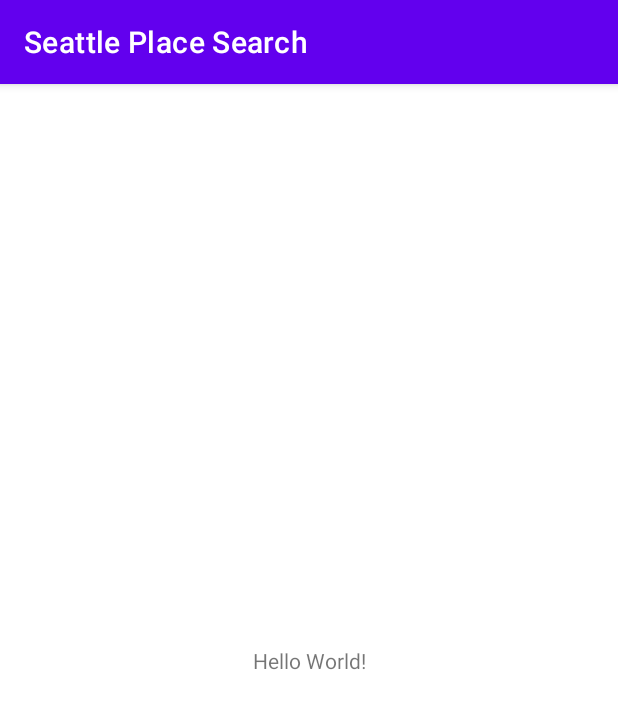
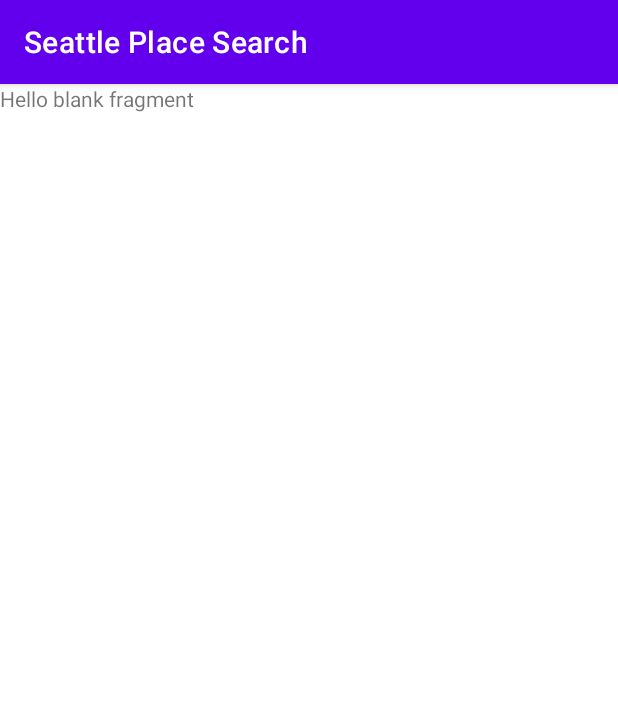
Before and after one commit to christopher-serrano/yatta-sps, an Android app: the screen it shows after launch (MainActivity), on a phone screen of 412 x 824 dp. Shown: the top 709 px of the screen. Run offline under Robolectric (Android 15) with nearby library versions, the phone set to English and light mode, and no system bars; libraries missing offline, so code that uses them is left out: com.jakewharton.threetenabp; 2 statements that could not run were skipped.

```diff
--- a/app/src/main/AndroidManifest.xml
+++ b/app/src/main/AndroidManifest.xml
@@ -3,6 +3,7 @@
     xmlns:tools="http://schemas.android.com/tools">
 
     <application
+        android:name=".SPSApplication"
         android:allowBackup="true"
         android:dataExtractionRules="@xml/data_extraction_rules"
         android:fullBackupContent="@xml/backup_rules"
--- a/app/src/main/java/yatta/serranocjm/sps/SPSApplication.kt
+++ b/app/src/main/java/yatta/serranocjm/sps/SPSApplication.kt
@@ -1,5 +1,24 @@
 package yatta.serranocjm.sps
 
 import android.app.Application
+import com.jakewharton.threetenabp.AndroidThreeTen
+import org.koin.android.ext.koin.androidContext
+import org.koin.android.ext.koin.androidLogger
+import org.koin.core.context.startKoin
+import yatta.serranocjm.sps.di.CoreModule
 
-class SPSApplication : Application()
+class SPSApplication : Application() {
+    override fun onCreate() {
+        super.onCreate()
+        initKoin()
+        CoreModule.init()
+        AndroidThreeTen.init(this)
+    }
+
+    private fun initKoin() {
+        startKoin {
+            androidLogger()
+            androidContext(this@SPSApplication)
+        }
+    }
+}
--- /dev/null
+++ b/app/src/main/java/yatta/serranocjm/sps/data/remote/network/ApiClient.kt
@@ -0,0 +1,3 @@
+package yatta.serranocjm.sps.data.remote.network
+
+class ApiClient
--- /dev/null
+++ b/app/src/main/java/yatta/serranocjm/sps/data/remote/network/Endpoints.kt
@@ -0,0 +1,3 @@
+package yatta.serranocjm.sps.data.remote.network
+
+interface Endpoints
--- /dev/null
+++ b/app/src/main/java/yatta/serranocjm/sps/data/remote/network/interceptors/AuthorizationInterceptor.kt
@@ -0,0 +1,3 @@
+package yatta.serranocjm.sps.data.remote.network.interceptors
+
+interface AuthorizationInterceptor
--- /dev/null
+++ b/app/src/main/java/yatta/serranocjm/sps/data/remote/network/interceptors/ConnectivityInterceptor.kt
@@ -0,0 +1,3 @@
+package yatta.serranocjm.sps.data.remote.network.interceptors
+
+interface ConnectivityInterceptor
--- a/app/src/main/java/yatta/serranocjm/sps/ui/fragment/SearchFormFragment.kt
+++ b/app/src/main/java/yatta/serranocjm/sps/ui/fragment/SearchFormFragment.kt
@@ -4,10 +4,13 @@ import android.os.Bundle
 import android.view.LayoutInflater
 import android.view.View
 import android.view.ViewGroup
-import androidx.fragment.app.Fragment
 import yatta.serranocjm.sps.R
+import yatta.serranocjm.sps.databinding.FragmentSearchFormBinding
 
-class SearchFormFragment : Fragment() {
+class SearchFormFragment : BaseFragment() {
+
+    private var _binding: FragmentSearchFormBinding? = null
+    private val binding get() = _binding!!
 
     override fun onCreate(savedInstanceState: Bundle?) {
         super.onCreate(savedInstanceState)
--- a/app/src/main/java/yatta/serranocjm/sps/utils/Exceptions.kt
+++ b/app/src/main/java/yatta/serranocjm/sps/utils/Exceptions.kt
@@ -1 +1,6 @@
 package yatta.serranocjm.sps.utils
+
+import java.io.IOException
+
+class NoConnectivityException(message: String) : IOException(message)
+class ApiException(message: String) : IOException(message)
--- a/app/src/main/res/layout/activity_main.xml
+++ b/app/src/main/res/layout/activity_main.xml
@@ -6,13 +6,15 @@
     android:layout_height="match_parent"
     tools:context=".ui.activity.MainActivity">
 
-    <TextView
-        android:layout_width="wrap_content"
-        android:layout_height="wrap_content"
-        android:text="Hello World!"
+    <androidx.fragment.app.FragmentContainerView
+        android:id="@+id/mainNavFragment"
+        android:name="androidx.navigation.fragment.NavHostFragment"
+        android:layout_width="match_parent"
+        android:layout_height="0dp"
         app:layout_constraintBottom_toBottomOf="parent"
         app:layout_constraintEnd_toEndOf="parent"
         app:layout_constraintStart_toStartOf="parent"
-        app:layout_constraintTop_toTopOf="parent" />
+        app:layout_constraintTop_toTopOf="parent"
+        app:navGraph="@navigation/main_nav_graph" />
 
 </androidx.constraintlayout.widget.ConstraintLayout>
--- /dev/null
+++ b/app/src/main/res/navigation/main_nav_graph.xml
@@ -0,0 +1,22 @@
+<?xml version="1.0" encoding="utf-8"?>
+<navigation xmlns:android="http://schemas.android.com/apk/res/android"
+    xmlns:app="http://schemas.android.com/apk/res-auto"
+    xmlns:tools="http://schemas.android.com/tools"
+    android:id="@+id/main_nav_graph"
+    app:startDestination="@id/searchFormFragment">
+
+    <fragment
+        android:id="@+id/searchFormFragment"
+        android:name="yatta.serranocjm.sps.ui.fragment.SearchFormFragment"
+        android:label="fragment_search_form"
+        tools:layout="@layout/fragment_search_form" >
+        <action
+            android:id="@+id/action_searchFormFragment_to_searchResultFragment"
+            app:destination="@id/searchResultFragment" />
+    </fragment>
+    <fragment
+        android:id="@+id/searchResultFragment"
+        android:name="yatta.serranocjm.sps.ui.fragment.SearchResultFragment"
+        android:label="fragment_search_result"
+        tools:layout="@layout/fragment_search_result" />
+</navigation>
```
Also changed, not shown: app/src/main/java/yatta/serranocjm/sps/di/Modules.kt (+23 -0 lines), app/src/main/java/yatta/serranocjm/sps/ui/fragment/BaseFragment.kt (+9 -1 lines), app/src/main/java/yatta/serranocjm/sps/ui/fragment/SearchResultFragment.kt (+5 -2 lines), app/src/main/java/yatta/serranocjm/sps/utils/Extensions.kt (+77 -1 lines), app/src/main/java/yatta/serranocjm/sps/utils/ImageLoader.kt (added, +21 -0 lines), app/src/main/java/yatta/serranocjm/sps/utils/custom/OnOneOffClickListener.kt (added, +41 -0 lines).
